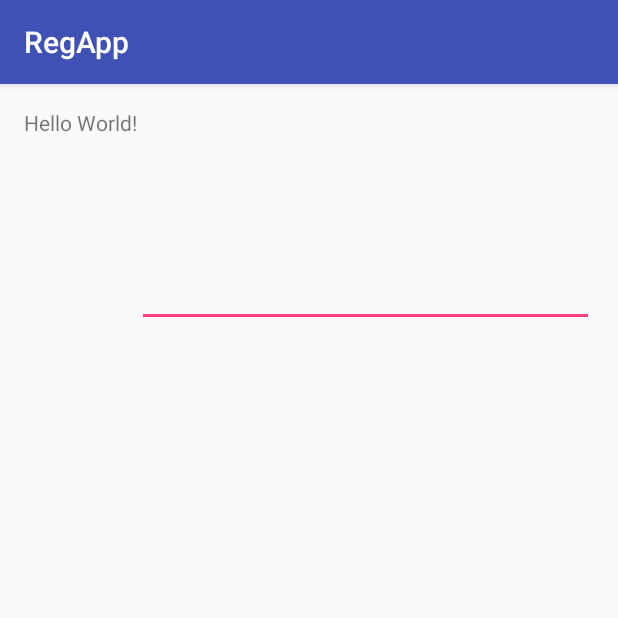
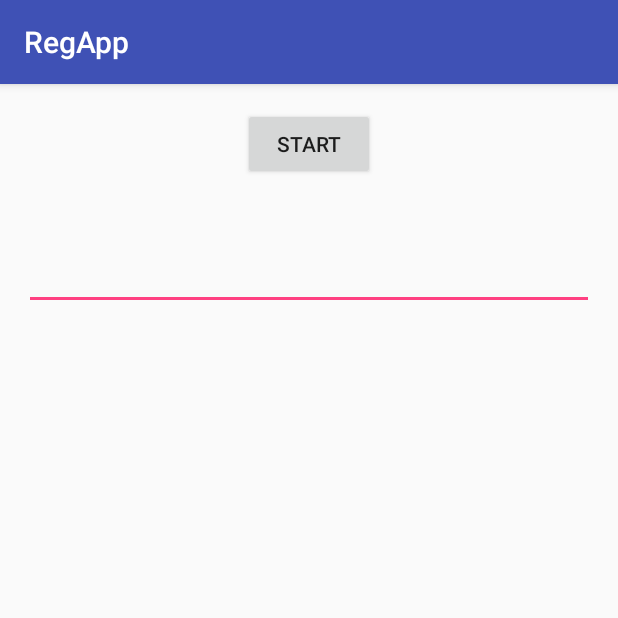
Before and after one commit to SourKream/RegistrationApp, an Android app: the screen it shows after launch (MainActivity), on a phone screen of 412 x 824 dp, the top half of it. Run offline under Robolectric (Android 15) with nearby library versions, the phone set to English and light mode, and no system bars; 4 statements that could not run were skipped.

Commit message:
button implemented

```diff
--- a/RegApp/app/build.gradle
+++ b/RegApp/app/build.gradle
@@ -22,4 +22,5 @@ android {
 dependencies {
     compile fileTree(dir: 'libs', include: ['*.jar'])
     compile 'com.android.support:appcompat-v7:23.1.1'
+    compile 'com.google.android.gms:play-services-appindexing:8.1.0'
 }
--- a/RegApp/app/src/main/AndroidManifest.xml
+++ b/RegApp/app/src/main/AndroidManifest.xml
@@ -15,6 +15,11 @@
                 <category android:name="android.intent.category.LAUNCHER" />
             </intent-filter>
         </activity>
+        <!-- ATTENTION: This was auto-generated to add Google Play services to your project for
+             App Indexing.  See https://g.co/AppIndexing/AndroidStudio for more information. -->
+        <meta-data
+            android:name="com.google.android.gms.version"
+            android:value="@integer/google_play_services_version" />
     </application>
 
 </manifest>
--- a/RegApp/app/src/main/res/layout/activity_main.xml
+++ b/RegApp/app/src/main/res/layout/activity_main.xml
@@ -10,18 +10,20 @@
     android:paddingBottom="@dimen/activity_vertical_margin"
     tools:context="io.github.suragnair.regapp.MainActivity">
 
-    <TextView
-        android:text="Hello World!"
+
+    <Button
         android:layout_width="wrap_content"
         android:layout_height="wrap_content"
-        android:id="@+id/textView" />
+        android:text="Start"
+        android:id="@+id/button"
+        android:layout_centerHorizontal="true"
+        android:onClick="onClick" />
 
     <EditText
-        android:layout_width="wrap_content"
+        android:layout_width="match_parent"
         android:layout_height="wrap_content"
-        android:id="@+id/editText"
-        android:layout_below="@+id/textView"
-        android:layout_marginTop="81dp"
-        android:layout_alignParentEnd="true"
-        android:layout_toEndOf="@+id/textView" />
+        android:id="@+id/main_input"
+        android:layout_marginTop="41dp"
+        android:layout_below="@+id/button"
+        android:layout_centerHorizontal="true" />
 </RelativeLayout>
```
Also changed, not shown: RegApp/app/src/main/java/io/github/suragnair/regapp/MainActivity.java (+70 -0 lines).
